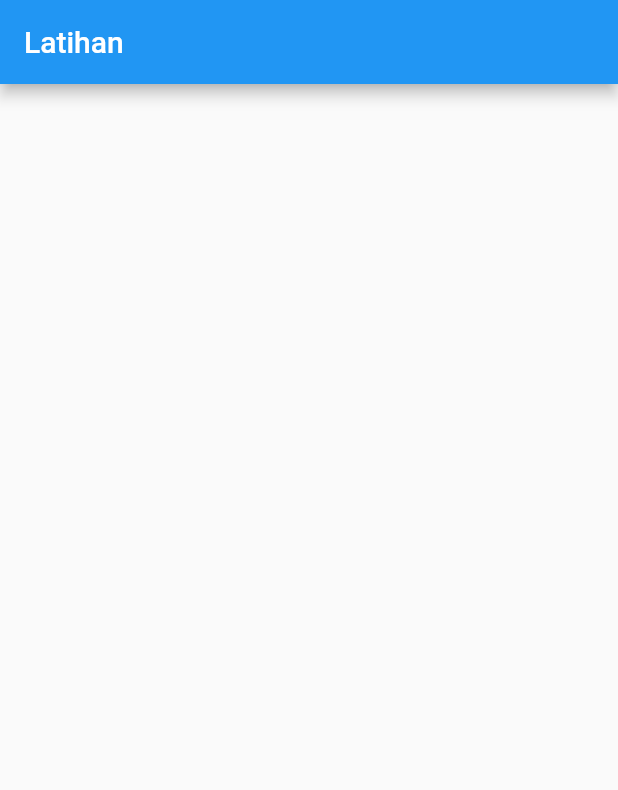
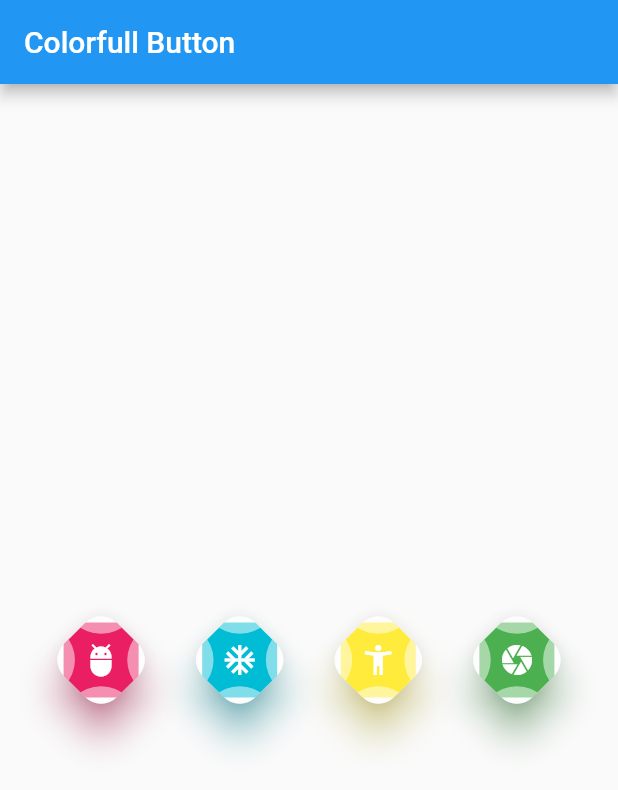
Before and after one commit to akbariyansyah/latihan-flutter, a Flutter app: the screen it shows after launch, on a phone screen of 412 x 824 dp. Shown: the top 790 px of the screen. Run offline on Flutter 3.47's test engine with Material 2 defaults, Android fonts, the light colour scheme and no system bars.

Commit message:
-complete the code

```diff
--- /dev/null
+++ b/lib/colorful_button.dart
@@ -0,0 +1,116 @@
+import 'dart:math';
+
+import 'package:flutter/material.dart';
+
+class ColorFulButton extends StatefulWidget {
+  IconData iconData;
+  Color mainColor, secondColor;
+
+  ColorFulButton(this.mainColor, this.secondColor,this.iconData);
+  @override
+  _ColorFulButtonState createState() =>
+      _ColorFulButtonState(mainColor, secondColor,iconData);
+}
+
+class _ColorFulButtonState extends State<ColorFulButton> {
+  IconData iconData;
+  bool isPressed = false;
+  Color mainColor, secondColor;
+
+  _ColorFulButtonState(this.mainColor, this.secondColor,this.iconData);
+
+  @override
+  Widget build(BuildContext context) {
+    return Transform.rotate(
+      angle: pi / 4,
+      child: GestureDetector(
+        onTapDown: (details) {
+          setState(() {
+            isPressed = !isPressed;
+          });
+        },
+        onTapUp: (details) {
+          setState(() {
+            isPressed = !isPressed;
+          });
+        },
+        onTapCancel: () {
+          setState(() {
+            isPressed = !isPressed;
+          });
+        },
+        child: Material(
+          borderRadius: BorderRadius.circular(15),
+          elevation: (isPressed) ? 5 : 10,
+          shadowColor: (isPressed) ? secondColor : mainColor,
+          child: ClipRRect(
+            borderRadius: BorderRadius.circular(15),
+            child: Stack(
+              children: [
+                Transform.rotate(
+                  angle: -pi / 4,
+                  child: SizedBox(
+                    width: 50,
+                    height: 50,
+                    child: Material(
+                      borderRadius: BorderRadius.circular(15),
+                      color: (isPressed) ? secondColor : mainColor,
+                      child: Icon(
+                        iconData,
+                        color: Colors.white,
+                      ),
+                    ),
+                  ),
+                ),
+                Transform.translate(
+                  offset: Offset(30, 30),
+                  child: SizedBox(
+                    width: 50,
+                    height: 50,
+                    child: Material(
+                      borderRadius: BorderRadius.circular(25),
+                      color: Colors.white.withOpacity(0.5),
+                    ),
+                  ),
+                ),
+                Transform.translate(
+                  offset: Offset(-30, 30),
+                  child: SizedBox(
+                    width: 50,
+                    height: 50,
+                    child: Material(
+                      borderRadius: BorderRadius.circular(25),
+                      color: Colors.white.withOpacity(0.5),
+                    ),
+                  ),
+                ),
+                Transform.translate(
+                  offset: Offset(30, -30),
+                  child: SizedBox(
+                    width: 50,
+                    height: 50,
+                    child: Material(
+                      borderRadius: BorderRadius.circular(25),
+                      color: Colors.white.withOpacity(0.5),
+                    ),
+                  ),
+                ),
+                Transform.translate(
+                  offset: Offset(-30, -30),
+                  child: SizedBox(
+                    width: 50,
+                    height: 50,
+                    child: Material(
+                      borderRadius: BorderRadius.circular(25),
+                      color: Colors.white.withOpacity(0.5),
+                    ),
+                  ),
+                ),
+              ],
+            ),
+          ),
+        ),
+      ),
+    );
+  }
+}
--- a/lib/main.dart
+++ b/lib/main.dart
@@ -1,6 +1,6 @@
 import 'package:flutter/cupertino.dart';
 import 'package:flutter/material.dart';
-
+import 'colorful_button.dart';
 void main() {
   runApp(MyApp());
 }
@@ -9,18 +9,20 @@ class MyApp extends StatelessWidget {
   @override
   Widget build(BuildContext context) {
     return MaterialApp(
-      home: MainPage(),
+      home: Scaffold(
+        appBar: AppBar(title: Text("Colorfull Button"),),
+        body: Center(
+          child: Row(
+            mainAxisAlignment: MainAxisAlignment.spaceEvenly,
+            children: [
+              ColorFulButton(Colors.pink,Colors.blue,Icons.adb),
+              ColorFulButton(Colors.cyan,Colors.green,Icons.ac_unit),
+              ColorFulButton(Colors.yellow,Colors.deepOrange,Icons.accessibility_new),
+              ColorFulButton(Colors.green,Colors.red,Icons.camera),
+            ],
+          ),
+        ),
+      ),
     );
   }
 }
-
-class MainPage extends StatelessWidget {
-  @override
-  Widget build(BuildContext context) {
-    return Scaffold(
-        appBar: AppBar(
-          title: Text("Latihan "),
-        ),
-        body: Container());
-  }
-}
```
